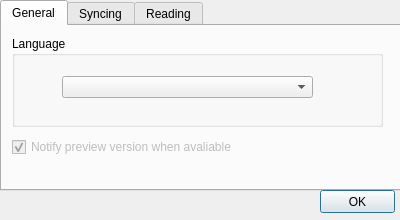
The window that src/ui/wizpreferencedialog.ui (WizTeam/WizQTClient) describes before a commit, drawn with Qt 5.
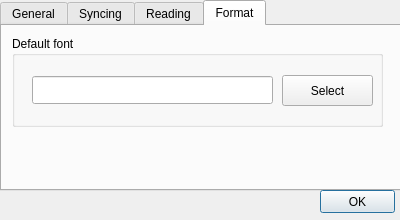
The same window after the commit. The open tabs and pages were chosen to show the change.

Commit message:
new feature: set and use default font
1. add preference font selection tab
2. init editor every time when view document

Diff of the .ui file:
```diff
--- a/src/ui/wizpreferencedialog.ui
+++ b/src/ui/wizpreferencedialog.ui
@@ -292,6 +292,62 @@
      </widget>
     </widget>
    </widget>
+   <widget class="QWidget" name="tabFormat">
+    <attribute name="title">
+     <string>Format</string>
+    </attribute>
+    <widget class="QGroupBox" name="groupBox">
+     <property name="geometry">
+      <rect>
+       <x>10</x>
+       <y>10</y>
+       <width>371</width>
+       <height>91</height>
+      </rect>
+     </property>
+     <property name="title">
+      <string>Default font</string>
+     </property>
+     <widget class="QLineEdit" name="editFont">
+      <property name="geometry">
+       <rect>
+        <x>20</x>
+        <y>40</y>
+        <width>241</width>
+        <height>28</height>
+       </rect>
+      </property>
+      <property name="inputMask">
+       <string notr="true"/>
+      </property>
+      <property name="text">
+       <string/>
+      </property>
+      <property name="alignment">
+       <set>Qt::AlignCenter</set>
+      </property>
+      <property name="readOnly">
+       <bool>true</bool>
+      </property>
+     </widget>
+     <widget class="QPushButton" name="buttonFontSelect">
+      <property name="geometry">
+       <rect>
+        <x>270</x>
+        <y>39</y>
+        <width>91</width>
+        <height>31</height>
+       </rect>
+      </property>
+      <property name="text">
+       <string>Select</string>
+      </property>
+      <property name="autoDefault">
+       <bool>false</bool>
+      </property>
+     </widget>
+    </widget>
+   </widget>
   </widget>
   <widget class="QPushButton" name="buttonOK">
    <property name="geometry">
```
The commit also changes 12 other files.
